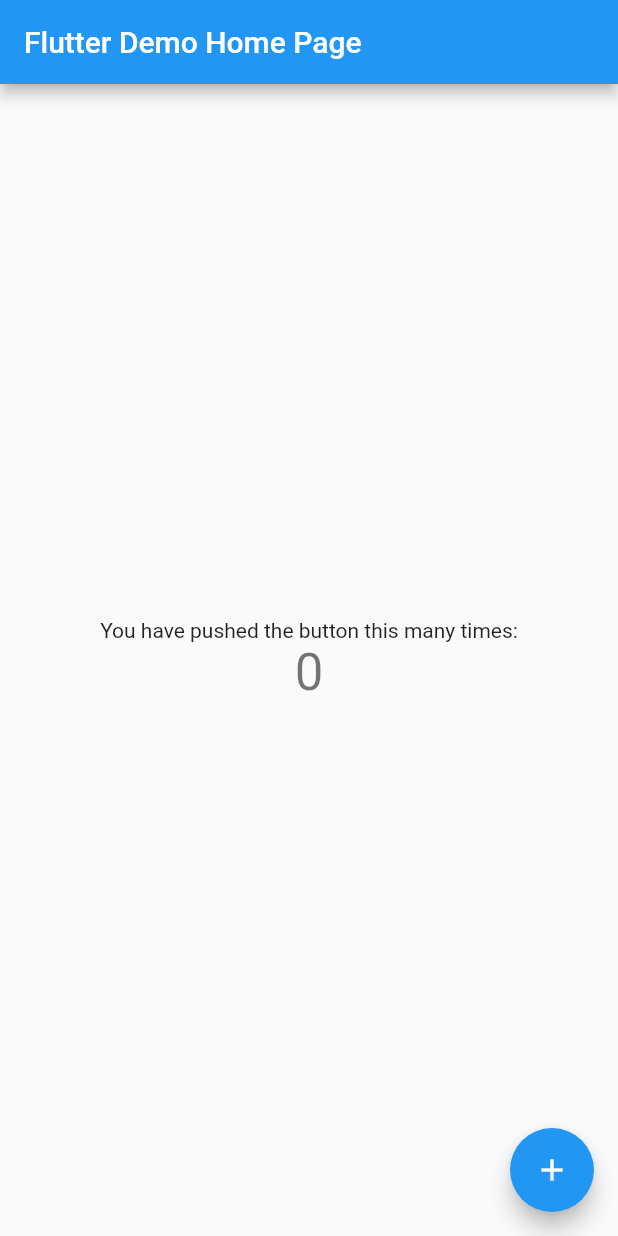
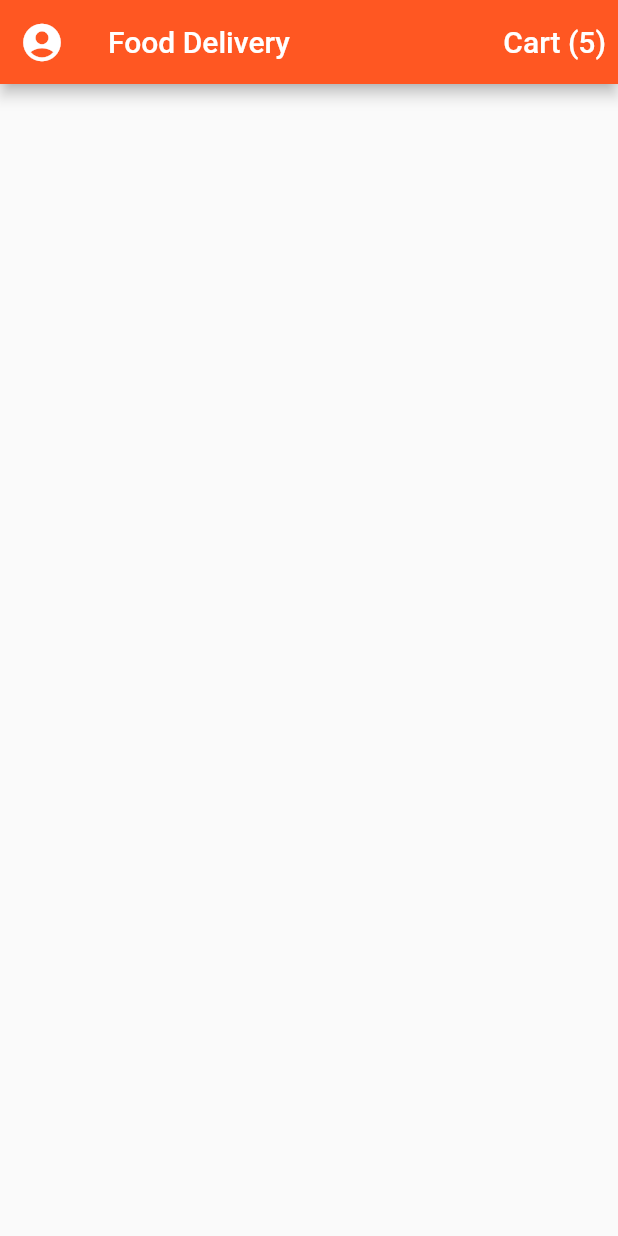
Before and after one commit to sebastienBellon/food_delivery_flutter, a Flutter app: the screen it shows after launch, on a phone screen of 412 x 824 dp. Run offline on Flutter 3.47's test engine with Material 2 defaults, Android fonts, the phone set to English and light mode, and no system bars.

Commit message:
✨ add AppBar to the homeScreen

```diff
--- a/lib/main.dart
+++ b/lib/main.dart
@@ -1,4 +1,6 @@
 import 'package:flutter/material.dart';
+
+import 'screens/home_screen.dart';
 
 void main() {
   runApp(MyApp());
@@ -9,109 +11,13 @@ class MyApp extends StatelessWidget {
   @override
   Widget build(BuildContext context) {
     return MaterialApp(
-      title: 'Flutter Demo',
+      title: 'Flutter Food Delivery UI',
+      debugShowCheckedModeBanner: false,
       theme: ThemeData(
-        // This is the theme of your application.
-        //
-        // Try running your application with "flutter run". You'll see the
-        // application has a blue toolbar. Then, without quitting the app, try
-        // changing the primarySwatch below to Colors.green and then invoke
-        // "hot reload" (press "r" in the console where you ran "flutter run",
-        // or simply save your changes to "hot reload" in a Flutter IDE).
-        // Notice that the counter didn't reset back to zero; the application
-        // is not restarted.
-        primarySwatch: Colors.blue,
-        // This makes the visual density adapt to the platform that you run
-        // the app on. For desktop platforms, the controls will be smaller and
-        // closer together (more dense) than on mobile platforms.
-        visualDensity: VisualDensity.adaptivePlatformDensity,
+        scaffoldBackgroundColor: Colors.grey[50],
+        primarySwatch: Colors.deepOrange,
       ),
-      home: MyHomePage(title: 'Flutter Demo Home Page'),
+      home: HomeScreen(),
     );
   }
 }
-
-class MyHomePage extends StatefulWidget {
-  MyHomePage({Key key, this.title}) : super(key: key);
-
-  // This widget is the home page of your application. It is stateful, meaning
-  // that it has a State object (defined below) that contains fields that affect
-  // how it looks.
-
-  // This class is the configuration for the state. It holds the values (in this
-  // case the title) provided by the parent (in this case the App widget) and
-  // used by the build method of the State. Fields in a Widget subclass are
-  // always marked "final".
-
-  final String title;
-
-  @override
-  _MyHomePageState createState() => _MyHomePageState();
-}
-
-class _MyHomePageState extends State<MyHomePage> {
-  int _counter = 0;
-
-  void _incrementCounter() {
-    setState(() {
-      // This call to setState tells the Flutter framework that something has
-      // changed in this State, which causes it to rerun the build method below
-      // so that the display can reflect the updated values. If we changed
-      // _counter without calling setState(), then the build method would not be
-      // called again, and so nothing would appear to happen.
-      _counter++;
-    });
-  }
-
-  @override
-  Widget build(BuildContext context) {
-    // This method is rerun every time setState is called, for instance as done
-    // by the _incrementCounter method above.
-    //
-    // The Flutter framework has been optimized to make rerunning build methods
-    // fast, so that you can just rebuild anything that needs updating rather
-    // than having to individually change instances of widgets.
-    return Scaffold(
-      appBar: AppBar(
-        // Here we take the value from the MyHomePage object that was created by
-        // the App.build method, and use it to set our appbar title.
-        title: Text(widget.title),
-      ),
-      body: Center(
-        // Center is a layout widget. It takes a single child and positions it
-        // in the middle of the parent.
-        child: Column(
-          // Column is also a layout widget. It takes a list of children and
-          // arranges them vertically. By default, it sizes itself to fit its
-          // children horizontally, and tries to be as tall as its parent.
-          //
-          // Invoke "debug painting" (press "p" in the console, choose the
-          // "Toggle Debug Paint" action from the Flutter Inspector in Android
-          // Studio, or the "Toggle Debug Paint" command in Visual Studio Code)
-          // to see the wireframe for each widget.
-          //
-          // Column has various properties to control how it sizes itself and
-          // how it positions its children. Here we use mainAxisAlignment to
-          // center the children vertically; the main axis here is the vertical
-          // axis because Columns are vertical (the cross axis would be
-          // horizontal).
-          mainAxisAlignment: MainAxisAlignment.center,
-          children: <Widget>[
-            Text(
-              'You have pushed the button this many times:',
-            ),
-            Text(
-              '$_counter',
-              style: Theme.of(context).textTheme.headline4,
-            ),
-          ],
-        ),
-      ),
-      floatingActionButton: FloatingActionButton(
-        onPressed: _incrementCounter,
-        tooltip: 'Increment',
-        child: Icon(Icons.add),
-      ), // This trailing comma makes auto-formatting nicer for build methods.
-    );
-  }
-}
--- /dev/null
+++ b/lib/screens/home_screen.dart
@@ -0,0 +1,47 @@
+import 'package:flutter/material.dart';
+
+import '../data/data.dart';
+
+class HomeScreen extends StatefulWidget {
+  HomeScreen({Key? key}) : super(key: key);
+
+  @override
+  State<HomeScreen> createState() => _HomeScreenState();
+}
+
+class _HomeScreenState extends State<HomeScreen> {
+  @override
+  Widget build(BuildContext context) {
+    return Scaffold(
+      appBar: AppBar(
+        leading: IconButton(
+          icon: Icon(Icons.account_circle),
+          iconSize: 30,
+          onPressed: () {},
+        ),
+        title: Text('Food Delivery'),
+        actions: <Widget>[
+          TextButton(
+            child: Text(
+              'Cart (${currentUser.cart.length})',
+              style: TextStyle(fontSize: 20.0),
+            ),
+            style: TextButton.styleFrom(
+              primary: Colors.white,
+            ),
+            onPressed: () {},
+          ),
+        ],
+      ),
+    );
+  }
+}
+
+final ButtonStyle flatButtonStyle = TextButton.styleFrom(
+  primary: Colors.white,
+  minimumSize: Size(88, 36),
+  padding: EdgeInsets.symmetric(horizontal: 16.0),
+  shape: const RoundedRectangleBorder(
+    borderRadius: BorderRadius.all(Radius.circular(2.0)),
+  ),
+);
```
